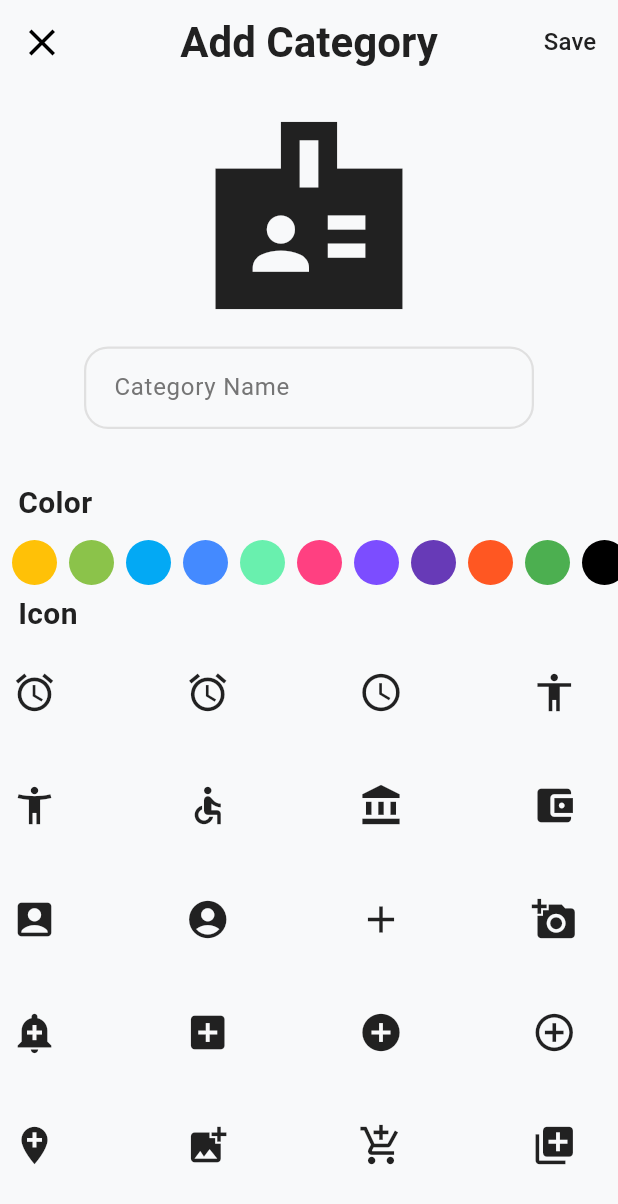
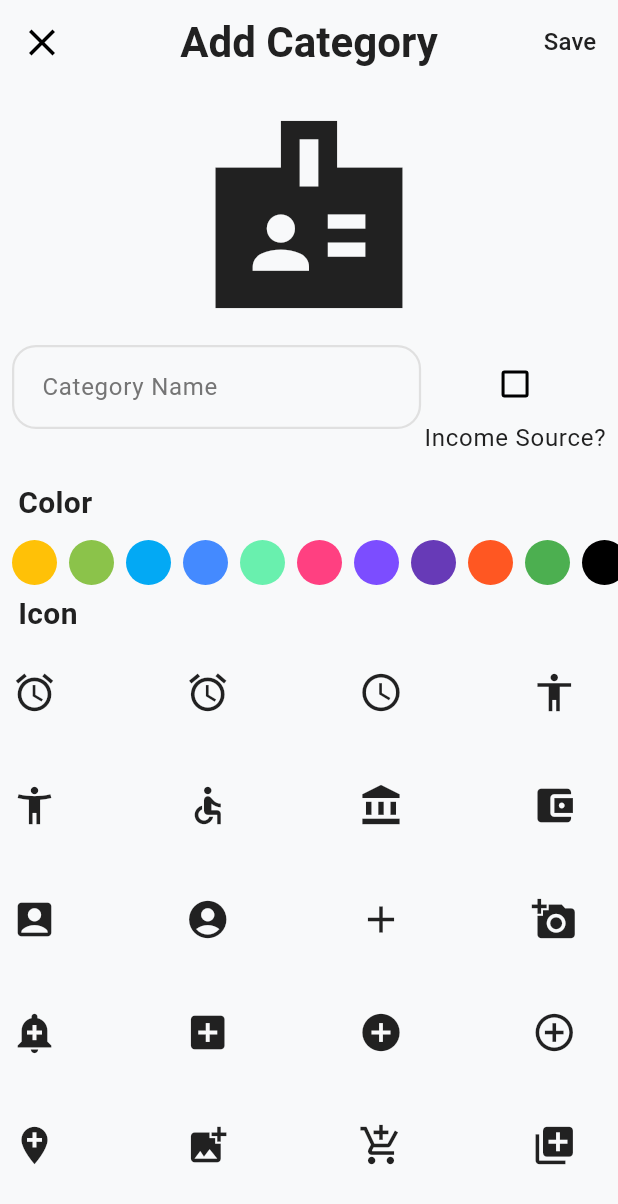
Before and after one commit to AlwaleedAlroomi/Track_Your_Finance, a Flutter app: the AddEditCategoryScreen screen opened by its route, on a phone screen of 412 x 824 dp. Shown: the top 1204 px of the screen. Run offline on Flutter 3.47's test engine with Material 3 defaults, Android fonts, the phone set to English and light mode, and no system bars; our stand-ins replace cached_network_image, dotted_border, flutter_riverpod, shared_preferences, smooth_page_indicator, sqflite; accounts and stored records are empty; network calls fail.

Commit message:
Added income source field to categories and wish lists, updated database schema and providers accordingly.

```diff
--- a/lib/data/local/database_helper.dart
+++ b/lib/data/local/database_helper.dart
@@ -38,7 +38,8 @@ class DatabaseHelper {
         id INTEGER PRIMARY KEY AUTOINCREMENT,
         name TEXT NOT NULL,
         color INTEGER NOT NULL,
-        icon INTEGER NOT NULL
+        icon INTEGER NOT NULL,
+        isIncomeSource VARCHAR(5) NOT NULL
       )
     ''');
     await db.execute('''
@@ -54,10 +55,9 @@ class DatabaseHelper {
         name TEXT NOT NULL,
         goalAmount REAL NOT NULL,
         currentAmount REAL NOT NULL,
-        imageURL VARCHAR(255) NOT NULL,
         dueDate TEXT NOT NULL,
         isCompleted INTEGER NOT NULL,
-        imageURL TEXT
+        imageURL TEXT NOT NULL
       )
     ''');
   }
--- a/lib/features/categories/domain/models/category_model.dart
+++ b/lib/features/categories/domain/models/category_model.dart
@@ -5,12 +5,14 @@ class Category {
   final String name;
   final Color color;
   final IconData icon;
+  final String isIncomeSource;
 
   Category({
     this.id,
     required this.name,
     required this.color,
     required this.icon,
+    required this.isIncomeSource,
   });
 
   // Convert a Category object to a map for database storage
@@ -20,6 +22,7 @@ class Category {
       'name': name,
       'color': color.value,
       'icon': icon.codePoint,
+      'isIncomeSource': isIncomeSource,
     };
   }
 
@@ -30,6 +33,7 @@ class Category {
       name: map['name'],
       color: Color(map['color']),
       icon: IconData(map['icon'], fontFamily: "MaterialIcons"),
+      isIncomeSource: map['isIncomeSource'],
     );
   }
 }
--- a/lib/features/categories/presentation/add_edit_category.dart
+++ b/lib/features/categories/presentation/add_edit_category.dart
@@ -18,6 +18,8 @@ class AddEditCategoryScreenState extends ConsumerState<AddEditCategoryScreen> {
   final _formKey = GlobalKey<FormState>();
   final _categoryNameController = TextEditingController();
   final _categoryNameFocusNode = FocusNode();
+  late String _isIncomeSource = 'true';
+
   late Icon _categoryIcon;
   late Color? _selectedColor;
   late IconData? _selectedCategoryIcon;
@@ -58,11 +60,13 @@ class AddEditCategoryScreenState extends ConsumerState<AddEditCategoryScreen> {
       _categoryNameController.text = widget.category!.name;
       _selectedCategoryIcon = widget.category!.icon;
       _selectedColor = widget.category!.color;
+      _isIncomeSource = widget.category!.isIncomeSource.toString();
     } else {
       // Default settings for adding.
       _categoryIcon = const Icon(Icons.badge_sharp);
       _selectedColor = null;
       _selectedCategoryIcon = null;
+      _isIncomeSource = 'false';
     }
   }
 
@@ -93,6 +97,7 @@ class AddEditCategoryScreenState extends ConsumerState<AddEditCategoryScreen> {
                   name: _categoryNameController.text.trim(),
                   color: _selectedColor!,
                   icon: _selectedCategoryIcon!,
+                  isIncomeSource: _isIncomeSource,
                 );
                 if (widget.category == null) {
                   await ref
@@ -108,7 +113,7 @@ class AddEditCategoryScreenState extends ConsumerState<AddEditCategoryScreen> {
                       const SnackBar(content: Text("category updated")));
                 }
 
-                Navigator.pop;
+                Navigator.pop(context);
               },
               child: Text(
                 widget.category == null ? "Save" : "Update",
@@ -135,9 +140,12 @@ class AddEditCategoryScreenState extends ConsumerState<AddEditCategoryScreen> {
                         color: _selectedColor,
                       ),
                     ),
-                    SizedBox(
-                      width: 300,
-                      height: 75,
+                    Padding(
+                      padding: const EdgeInsets.symmetric(horizontal: 8.0),
+                      child: Row(
+                        spacing: 2,
+                        children: [
+                          Expanded(
                             child: Form(
                               key: _formKey,
                               child: TextFormField(
@@ -156,6 +164,37 @@ class AddEditCategoryScreenState extends ConsumerState<AddEditCategoryScreen> {
                                   return null;
                                 },
                               ),
+                            ),
+                          ),
+                          Wrap(
+                            direction: Axis.vertical,
+                            children: [
+                              Center(
+                                child: Column(
+                                  children: [
+                                    Checkbox(
+                                        value: bool.parse(_isIncomeSource,
+                                            caseSensitive: false),
+                                        onChanged: (value) {
+                                          setState(() {
+                                            String newValue = value == true
+                                                ? 'true'
+                                                : 'false';
+                                            _isIncomeSource = newValue;
+                                          });
+                                        }),
+                                    Text(
+                                      'Income Source?',
+                                      overflow: TextOverflow.ellipsis,
+                                      style:
+                                          Theme.of(context).textTheme.bodyLarge,
+                                    ),
+                                  ],
+                                ),
+                              )
+                            ],
+                          )
+                        ],
                       ),
                     ),
                   ],
--- a/lib/features/categories/provider/categories_providers.dart
+++ b/lib/features/categories/provider/categories_providers.dart
@@ -1,11 +1,9 @@
-import 'package:financial_tracker/data/local/database_helper.dart';
 import 'package:financial_tracker/features/categories/data/categories_repository.dart';
 import 'package:financial_tracker/features/categories/provider/categories_notifier.dart';
 import 'package:financial_tracker/features/categories/provider/categories_state.dart';
 import 'package:flutter_riverpod/flutter_riverpod.dart';
 
-final databaseHelperProvider =
-    Provider<DatabaseHelper>((ref) => DatabaseHelper());
+import '../../accounts/provider/accounts_providers.dart';
 
 final categoriesRepositoryProvider = Provider((ref) {
   final databaseHelper = ref.watch(databaseHelperProvider);
--- a/lib/features/wish_list/domain/model/wishlist_model.dart
+++ b/lib/features/wish_list/domain/model/wishlist_model.dart
@@ -5,7 +5,7 @@ class Wishlist {
   final double goalAmount;
   final bool isCompleted;
   final double currentAmount;
-  final String? imageURL;
+  final String imageURL;
 
   Wishlist({
     required this.id,
@@ -14,7 +14,7 @@ class Wishlist {
     required this.goalAmount,
     required this.isCompleted,
     required this.currentAmount,
-    this.imageURL,
+    required this.imageURL,
   });
 
   Map<String, dynamic> toMap() {
@@ -37,7 +37,7 @@ class Wishlist {
       goalAmount: map['goalAmount'] as double,
       isCompleted: map['isCompleted'] as bool,
       currentAmount: map['currentAmount'] as double,
-      imageURL: map['imageURL'] as String ?? "",
+      imageURL: map['imageURL'] as String,
     );
   }
 }
```
Also changed, not shown: lib/features/wish_list/provider/wishlist_notifier.dart (+50 -0 lines), lib/features/wish_list/provider/wishlist_providers.dart (+20 -0 lines), lib/features/wish_list/provider/wishlist_state.dart (+12 -0 lines). Lines whose indentation alone changed are shown as unchanged.
